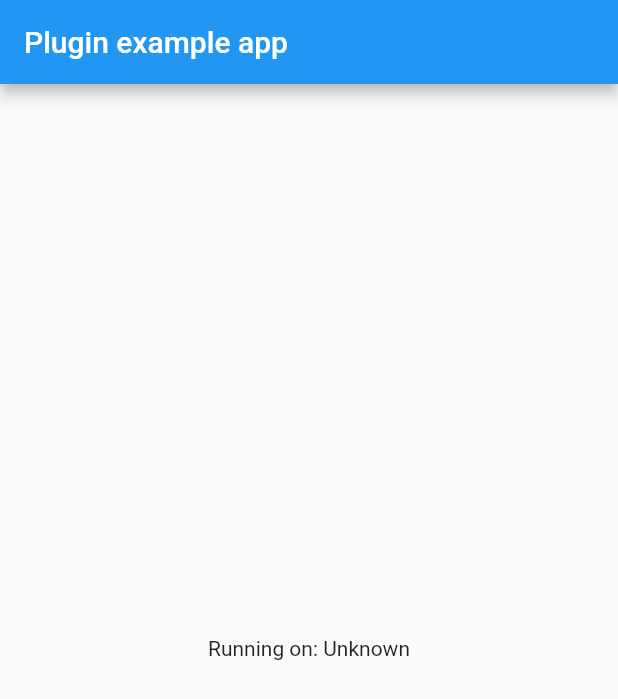
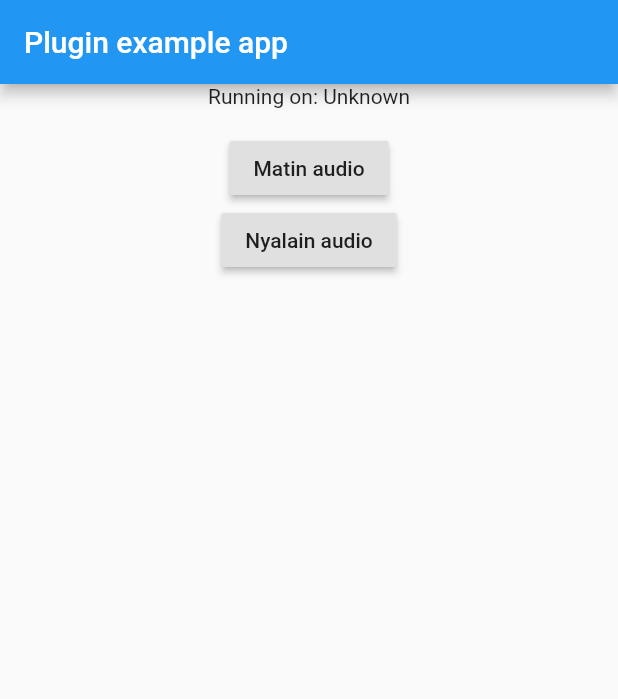
Before and after one commit to bennytrico/earpiece-audio, a Flutter app: the screen it shows after launch, on a phone screen of 412 x 824 dp. Shown: the top 699 px of the screen. Run offline on Flutter 3.47's test engine with Material 2 defaults, Android fonts, the phone set to English and light mode, and no system bars; our stand-ins replace audioplayers.

Commit message:
successful play audio in earpiece (android) just have to validate to note

```diff
--- a/example/lib/main.dart
+++ b/example/lib/main.dart
@@ -33,7 +33,25 @@ class _MyAppState extends State<MyApp> {
           title: const Text('Plugin example app'),
         ),
         body: Center(
-          child: Text('Running on: $_platformVersion\n'),
+          child: Column(
+            children: <Widget>[
+              Text('Running on: $_platformVersion\n'),
+              RaisedButton(
+                onPressed: () async {
+                  final responsePath = await _earpiece.stop();
+                  print(responsePath);
+                },
+                child: Text("Matin audio"),
+              ),
+              RaisedButton(
+                onPressed: () async {
+                  final responsePath = await _earpiece.play("audios/phone_calling.mp4");
+                  print(responsePath);
+                },
+                child: Text("Nyalain audio"),
+              )
+            ],
+          ),
         ),
       ),
     );
--- a/pubspec.yaml
+++ b/pubspec.yaml
@@ -12,6 +12,7 @@ dependencies:
     sdk: flutter
 
   path_provider: ^1.6.1
+  audioplayers: ^0.14.0
 
 dev_dependencies:
   flutter_test:
```
Also changed, not shown: lib/earpiece_audio.dart (+47 -8 lines), pubspec.lock, 6 other files.
